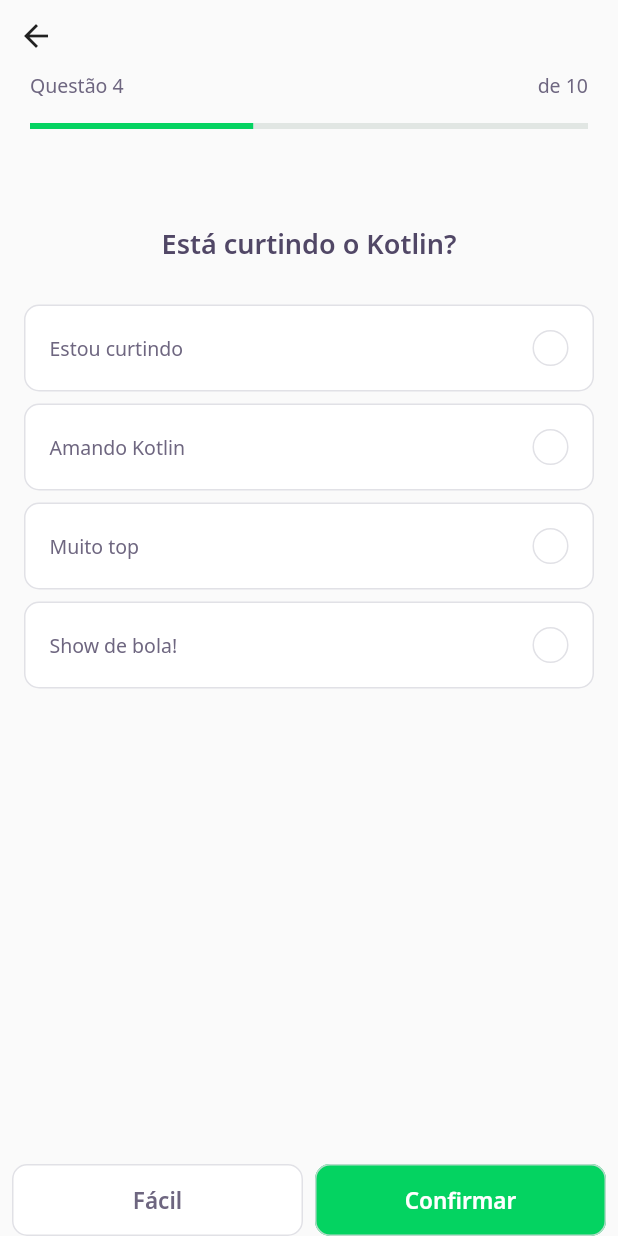
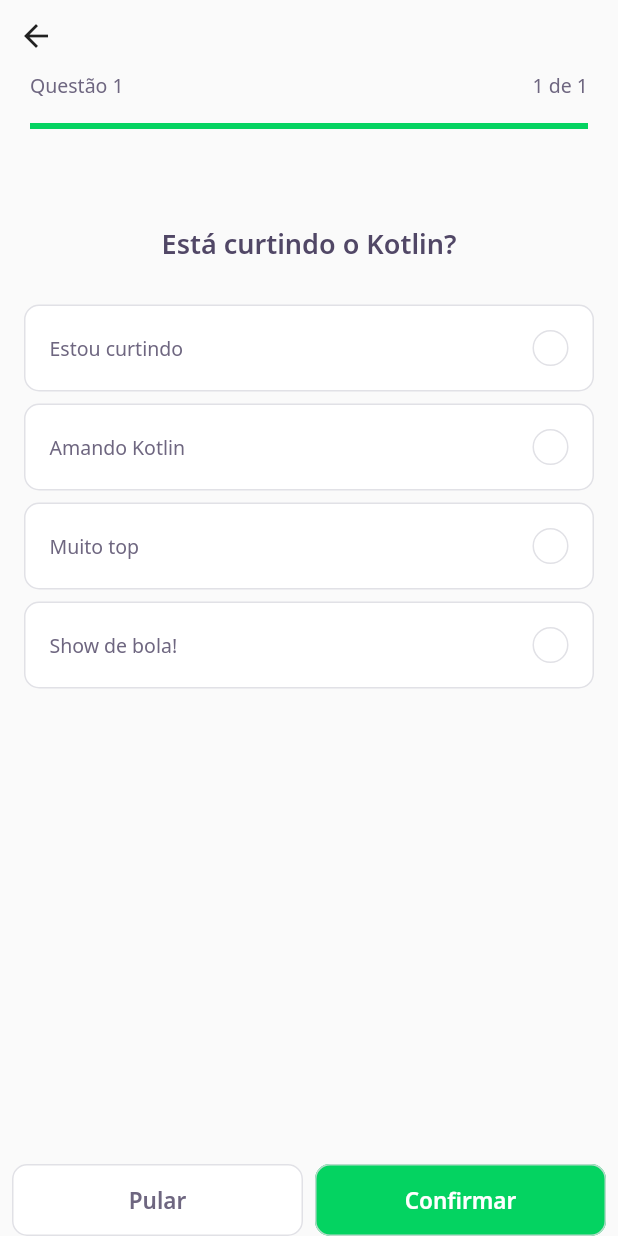
Before and after one commit to freddymtd/app.mobile.flutter-nlw-devquiz, a Flutter app: the screen it shows after launch, after a tap on "NLW - 5 Kotlin", on a phone screen of 412 x 824 dp. Run offline on Flutter 3.47's test engine with Material 2 defaults, Android fonts, the phone set to English and light mode, and no system bars; our stand-ins replace google_fonts; accounts and stored records are empty; network calls fail.

Commit message:
Gerenciador de estado no quiz e implementação de navegação entre questões do quiz

```diff
--- /dev/null
+++ b/lib/challange/challange_controller.dart
@@ -0,0 +1,8 @@
+import 'package:flutter/material.dart';
+
+class ChallangeController {
+  final currentPageNotifier = ValueNotifier<int>(1);
+
+  int get currentPage => currentPageNotifier.value;
+  set currentPage(int value) => currentPageNotifier.value = value;
+}
--- a/lib/challange/challange_page.dart
+++ b/lib/challange/challange_page.dart
@@ -1,3 +1,4 @@
+import 'package:devquiz/challange/challange_controller.dart';
 import 'package:devquiz/challange/widgets/next_button/next_button_widget.dart';
 import 'package:devquiz/challange/widgets/question_indicator/question_indicator_widget.dart';
 import 'package:devquiz/challange/widgets/quiz/quiz_widget.dart';
@@ -15,6 +16,18 @@ class ChallangePage extends StatefulWidget {
 }
 
 class _ChallangePageState extends State<ChallangePage> {
+  final controller = ChallangeController();
+  final pageController = PageController();
+
+  @override
+  void initState() {
+    pageController.addListener(() {
+      controller.currentPage = pageController.page!.toInt() + 1;
+    });
+
+    super.initState();
+  }
+
   @override
   Widget build(BuildContext context) {
     return Scaffold(
@@ -26,13 +39,21 @@ class _ChallangePageState extends State<ChallangePage> {
             crossAxisAlignment: CrossAxisAlignment.start,
             children: [
               BackButton(),
-              QuestionIndicatorWidget(),
+              ValueListenableBuilder<int>(
+                valueListenable: controller.currentPageNotifier,
+                builder: (context, value, _) => QuestionIndicatorWidget(
+                  currentPage: value,
+                  length: widget.questions.length,
+                ),
+              ),
             ],
           ),
         ),
       ),
-      body: QuizWidget(
-        question: widget.questions[0],
+      body: PageView(
+        physics: NeverScrollableScrollPhysics(),
+        controller: pageController,
+        children: widget.questions.map((e) => QuizWidget(question: e)).toList(),
       ),
       bottomNavigationBar: SafeArea(
         bottom: true,
@@ -43,8 +64,12 @@ class _ChallangePageState extends State<ChallangePage> {
             children: [
               Expanded(
                   child: NextButtonWidget.white(
-                label: "Fácil",
-                onTap: () {},
+                label: "Pular",
+                onTap: () {
+                  pageController.nextPage(
+                      duration: Duration(milliseconds: 200),
+                      curve: Curves.linear);
+                },
               )),
               SizedBox(width: 8),
               Expanded(
--- a/lib/challange/widgets/awnser/awnser_widget.dart
+++ b/lib/challange/widgets/awnser/awnser_widget.dart
@@ -1,40 +1,43 @@
 import 'package:devquiz/core/app_colors.dart';
 import 'package:devquiz/core/app_text_styles.dart';
+import 'package:devquiz/shared/models/awnser_model.dart';
 import 'package:flutter/material.dart';
 
 class AwnserWidget extends StatelessWidget {
-  final String title;
-  final bool isRight;
+  final AwnserModel anwser;
   final bool isSelected;
+  final VoidCallback onTap;
 
   const AwnserWidget(
       {Key? key,
-      required this.title,
-      this.isRight = false,
-      this.isSelected = false})
+      required this.anwser,
+      this.isSelected = false,
+      required this.onTap})
       : super(key: key);
 
   Color get _selectedColorRight =>
-      isRight ? AppColors.darkGreen : AppColors.darkRed;
+      anwser.isRight ? AppColors.darkGreen : AppColors.darkRed;
 
   Color get _selectedBorderRight =>
-      isRight ? AppColors.lightGreen : AppColors.lightRed;
+      anwser.isRight ? AppColors.lightGreen : AppColors.lightRed;
 
   Color get _selectedColorCardRight =>
-      isRight ? AppColors.lightGreen : AppColors.lightRed;
+      anwser.isRight ? AppColors.lightGreen : AppColors.lightRed;
 
   Color get _selectedBorderCardRight =>
-      isRight ? AppColors.green : AppColors.red;
+      anwser.isRight ? AppColors.green : AppColors.red;
 
   TextStyle get _selectedTextStyleRight =>
-      isRight ? AppTextStyles.bodyDarkGreen : AppTextStyles.bodyDarkRed;
+      anwser.isRight ? AppTextStyles.bodyDarkGreen : AppTextStyles.bodyDarkRed;
 
-  IconData get _selectedIconRight => isRight ? Icons.check : Icons.close;
+  IconData get _selectedIconRight => anwser.isRight ? Icons.check : Icons.close;
 
   @override
   Widget build(BuildContext context) {
     return Padding(
       padding: const EdgeInsets.symmetric(horizontal: 16, vertical: 4),
+      child: GestureDetector(
+        onTap: onTap,
         child: Container(
           padding: EdgeInsets.all(16),
           decoration: BoxDecoration(
@@ -51,7 +54,7 @@ class AwnserWidget extends StatelessWidget {
             children: [
               Expanded(
                 child: Text(
-                title,
+                  anwser.title,
                   style:
                       isSelected ? _selectedTextStyleRight : AppTextStyles.body,
                 ),
@@ -63,8 +66,9 @@ class AwnserWidget extends StatelessWidget {
                       color: isSelected ? _selectedColorRight : AppColors.white,
                       borderRadius: BorderRadius.circular(500),
                       border: Border.fromBorderSide(BorderSide(
-                      color:
-                          isSelected ? _selectedBorderRight : AppColors.border,
+                        color: isSelected
+                            ? _selectedBorderRight
+                            : AppColors.border,
                       ))),
                   child: isSelected
                       ? Icon(
@@ -76,6 +80,7 @@ class AwnserWidget extends StatelessWidget {
             ],
           ),
         ),
+      ),
     );
   }
 }
--- a/lib/challange/widgets/question_indicator/question_indicator_widget.dart
+++ b/lib/challange/widgets/question_indicator/question_indicator_widget.dart
@@ -3,6 +3,13 @@ import 'package:devquiz/shared/widgets/progress_indicator/progress_indicator_wid
 import 'package:flutter/material.dart';
 
 class QuestionIndicatorWidget extends StatelessWidget {
+  final int currentPage;
+  final int length;
+
+  const QuestionIndicatorWidget(
+      {Key? key, required this.currentPage, required this.length})
+      : super(key: key);
+
   @override
   Widget build(BuildContext context) {
     return Container(
@@ -13,17 +20,17 @@ class QuestionIndicatorWidget extends StatelessWidget {
             mainAxisAlignment: MainAxisAlignment.spaceBetween,
             children: [
               Text(
-                "Questão 4",
+                "Questão $currentPage",
                 style: AppTextStyles.body,
               ),
               Text(
-                "de 10",
+                "$currentPage de $length",
                 style: AppTextStyles.body,
               ),
             ],
           ),
           SizedBox(height: 16),
-          ProgressIndicatorWidget(value: 0.4)
+          ProgressIndicatorWidget(value: currentPage / length)
         ],
       ),
     );
--- /dev/null
+++ b/lib/challange/widgets/quiz/quiz_controller.dart
@@ -0,0 +1,3 @@
+class QuizController {
+  var indexSelected = 0;
+}
--- a/lib/challange/widgets/quiz/quiz_widget.dart
+++ b/lib/challange/widgets/quiz/quiz_widget.dart
@@ -1,12 +1,22 @@
 import 'package:devquiz/challange/widgets/awnser/awnser_widget.dart';
 import 'package:devquiz/core/app_text_styles.dart';
+import 'package:devquiz/shared/models/awnser_model.dart';
 import 'package:devquiz/shared/models/question_model.dart';
 import 'package:flutter/material.dart';
 
-class QuizWidget extends StatelessWidget {
+class QuizWidget extends StatefulWidget {
   final QuestionModel question;
 
   const QuizWidget({Key? key, required this.question}) : super(key: key);
+
+  @override
+  State<QuizWidget> createState() => _QuizWidgetState();
+}
+
+class _QuizWidgetState extends State<QuizWidget> {
+  int? indexSelected = -1;
+
+  AwnserModel awnser(int index) => widget.question.awnsers[index];
 
   @override
   Widget build(BuildContext context) {
@@ -15,20 +25,21 @@ class QuizWidget extends StatelessWidget {
         children: [
           SizedBox(height: 64),
           Text(
-            question.title,
+            widget.question.title,
             style: AppTextStyles.heading,
           ),
           SizedBox(
             height: 24,
           ),
-          ...question.awnsers
-              .map(
-                (e) => AwnserWidget(
-                  isRight: e.isRight,
-                  title: e.title,
-                ),
-              )
-              .toList(),
+          for (var i = 0; i < widget.question.awnsers.length; i++)
+            AwnserWidget(
+              anwser: awnser(i),
+              isSelected: indexSelected == i,
+              onTap: () {
+                indexSelected = i;
+                setState(() {});
+              },
+            ),
         ],
       ),
     );
--- a/lib/core/app_widget.dart
+++ b/lib/core/app_widget.dart
@@ -6,6 +6,7 @@ class AppWidget extends StatelessWidget {
   @override
   Widget build(BuildContext context) {
     return MaterialApp(
+      debugShowCheckedModeBanner: false,
       title: "DevQuiz",
       home: HomePage(),
     );
--- a/lib/main.dart
+++ b/lib/main.dart
@@ -7,6 +7,7 @@ class MyApp extends StatelessWidget {
   @override
   Widget build(BuildContext context) {
     return MaterialApp(
+      debugShowCheckedModeBanner: false,
       home: AppWidget(),
     );
   }
```
Lines whose indentation alone changed are shown as unchanged.
